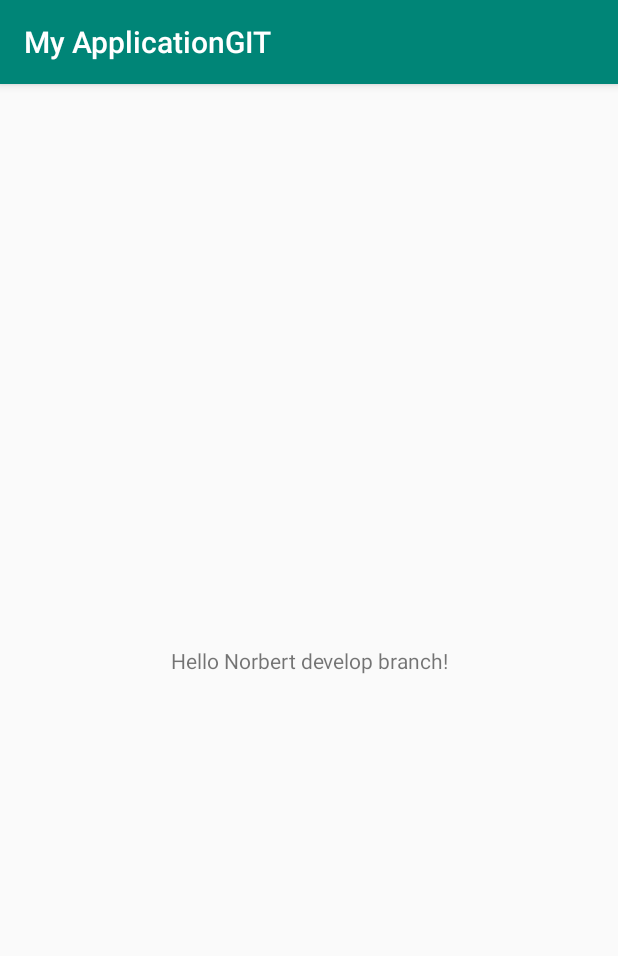
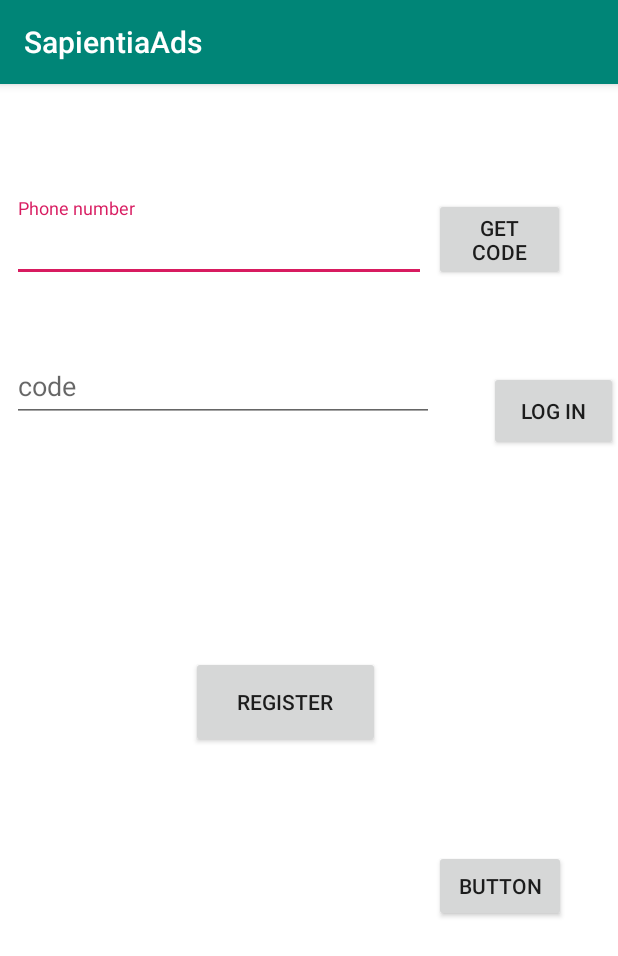
Before and after one commit to geczinorbert/AdsSapientia, an Android app: the screen it shows after launch (MainActivity before the commit, LoginActivity after it), on a phone screen of 412 x 824 dp. Shown: the top 956 px of the screen. Run offline under Robolectric (Android 15) with nearby library versions, the phone set to English and light mode, and no system bars; our stand-ins replace Firebase (no records; nobody signed in at launch, a user with empty details on screens opened directly).

Commit message:
Login fractoring

```diff
--- a/app/src/main/AndroidManifest.xml
+++ b/app/src/main/AndroidManifest.xml
@@ -9,13 +9,16 @@
         android:roundIcon="@mipmap/ic_launcher_round"
         android:supportsRtl="true"
         android:theme="@style/AppTheme">
-        <activity android:name=".MainActivity">
+        <activity android:name=".SplashActivity">
             <intent-filter>
                 <action android:name="android.intent.action.MAIN" />
 
                 <category android:name="android.intent.category.LAUNCHER" />
             </intent-filter>
         </activity>
+        <activity android:name=".LoginActivity" />
+        <activity android:name=".RegisterActivity" />
+        <activity android:name=".MainActivity"></activity>
     </application>
 
 </manifest>
--- /dev/null
+++ b/app/src/main/java/com/example/norbert/myapplicationgit/LoginActivity.java
@@ -0,0 +1,166 @@
+package com.example.norbert.myapplicationgit;
+
+import android.content.Intent;
+import android.support.annotation.NonNull;
+import android.support.v7.app.AppCompatActivity;
+import android.os.Bundle;
+import android.view.View;
+import android.widget.EditText;
+import android.widget.Toast;
+
+import com.google.android.gms.tasks.OnCompleteListener;
+import com.google.android.gms.tasks.Task;
+import com.google.firebase.FirebaseException;
+import com.google.firebase.auth.AuthResult;
+import com.google.firebase.auth.FirebaseAuth;
+import com.google.firebase.auth.FirebaseAuthInvalidCredentialsException;
+import com.google.firebase.auth.PhoneAuthCredential;
+import com.google.firebase.auth.PhoneAuthProvider;
+import com.google.firebase.database.DataSnapshot;
+import com.google.firebase.database.DatabaseError;
+import com.google.firebase.database.DatabaseReference;
+import com.google.firebase.database.FirebaseDatabase;
+import com.google.firebase.database.ValueEventListener;
+
+import java.util.Objects;
+import java.util.concurrent.TimeUnit;
+
+public class LoginActivity extends AppCompatActivity {
+    EditText editTextPhonenumber, editTextCode;
+    FirebaseDatabase database;
+    FirebaseAuth mAuth;
+    DatabaseReference ref;
+    String codeSent;
+    @Override
+    protected void onCreate(Bundle savedInstanceState) {
+        super.onCreate(savedInstanceState);
+        setContentView(R.layout.activity_login);
+
+        mAuth = FirebaseAuth.getInstance();
+        database = FirebaseDatabase.getInstance();
+        ref = database.getReference("User");
+
+        editTextPhonenumber = findViewById(R.id.phoneNumber_editText);
+        editTextCode = findViewById(R.id.code_editText);
+
+        findViewById(R.id.Main_creen).setOnClickListener(new View.OnClickListener() {
+            @Override
+            public void onClick(View view) {
+
+                startActivity(new Intent(getApplicationContext(),MainActivity.class));
+            }
+        });
+
+
+        findViewById(R.id.login_register_button).setOnClickListener(new View.OnClickListener() {
+            @Override
+            public void onClick(View v) {
+                startActivity(new Intent(getApplicationContext(), RegisterActivity.class));
+            }
+        });
+
+        findViewById(R.id.login_Activity_GetCode_Button).setOnClickListener(new View.OnClickListener() {
+            @Override
+            public void onClick(View view) {
+
+                ref.addListenerForSingleValueEvent(new ValueEventListener() {
+                    @Override
+                    public void onDataChange(@NonNull DataSnapshot dataSnapshot) {
+                        User user = new User(editTextPhonenumber.getText().toString());
+                        if (dataSnapshot.child(Objects.requireNonNull(ref.child(user.getPhonenumber()).getKey())).exists()){
+                            Toast.makeText(getApplicationContext(),"You exist",Toast.LENGTH_LONG).show();
+                            sendVerificationCode();
+                        }
+                        else{
+                            Toast.makeText(getApplicationContext(),"Please register first",Toast.LENGTH_LONG).show();
+                        }
+                    }
+
+                    @Override
+                    public void onCancelled(@NonNull DatabaseError databaseError) {
+
+                    }
+                });
+            }
+        });
+
+        findViewById(R.id.login_login_button).setOnClickListener(new View.OnClickListener() {
+            @Override
+            public void onClick(View view) {
+                if(editTextCode.length() == 0) {
+                    Toast.makeText(getApplicationContext(),"Code is empty",Toast.LENGTH_LONG).show();
+                }else {
+                    verifySignInCode();
+                }
+            }
+        });
+
+    }
+
+    private void verifySignInCode(){
+        String code = editTextCode.getText().toString();
+        PhoneAuthCredential credential = PhoneAuthProvider.getCredential(codeSent, code);
+        signInWithPhoneAuthCredential(credential);
+    }
+
+    private void signInWithPhoneAuthCredential(PhoneAuthCredential credential) {
+        mAuth.signInWithCredential(credential)
+                .addOnCompleteListener(this, new OnCompleteListener<AuthResult>() {
+                    @Override
+                    public void onComplete(@NonNull Task<AuthResult> task) {
+                        if (task.isSuccessful()) {
+                            startActivity(new Intent(getApplicationContext(),MainActivity.class));
+                            finish();
+                        } else {
+                            if (task.getException() instanceof FirebaseAuthInvalidCredentialsException) {
+                                // The verification code entered was invalid
+                                Toast.makeText(getApplicationContext(),"Invalid Code",Toast.LENGTH_LONG).show();
+                            }
+                        }
+                    }
+                });
+    }
+
+    private void sendVerificationCode() {
+
+        String phone = editTextPhonenumber.getText().toString();
+
+        if(phone.isEmpty()){
+            editTextPhonenumber.setError("Phone number is required");
+            editTextPhonenumber.requestFocus();
+            return;
+        }
+
+        if(phone.length() < 10){
+            editTextPhonenumber.setError("Enter a valid phonenumber");
+            editTextPhonenumber.requestFocus();
+            return;
+        }
+
+        PhoneAuthProvider.getInstance().verifyPhoneNumber(
+                phone,
+                60,
+                TimeUnit.SECONDS,
+                this,
+                mCallbacks);
+    }
+
+    PhoneAuthProvider.OnVerificationStateChangedCallbacks mCallbacks = new PhoneAuthProvider.OnVerificationStateChangedCallbacks() {
+        @Override
+        public void onVerificationCompleted(PhoneAuthCredential phoneAuthCredential) {
+
+        }
+
+        @Override
+        public void onVerificationFailed(FirebaseException e) {
+
+        }
+
+        @Override
+        public void onCodeSent(String s, PhoneAuthProvider.ForceResendingToken forceResendingToken) {
+            //super.onCodeSent(s, forceResendingToken);
+
+            codeSent = s;
+        }
+    };
+}
--- /dev/null
+++ b/app/src/main/java/com/example/norbert/myapplicationgit/SplashActivity.java
@@ -0,0 +1,33 @@
+package com.example.norbert.myapplicationgit;
+
+import android.content.Intent;
+import android.os.Handler;
+import android.support.v7.app.AppCompatActivity;
+import android.os.Bundle;
+import android.widget.ImageView;
+import android.widget.ProgressBar;
+
+public class SplashActivity extends AppCompatActivity {
+
+    @Override
+    protected void onCreate(Bundle savedInstanceState) {
+        super.onCreate(savedInstanceState);
+        setContentView(R.layout.activity_splash);
+
+
+        ImageView splashimageview = findViewById(R.id.splash_imageView);
+        ProgressBar spashprogresbar = findViewById(R.id.splash_progressBar);
+
+
+
+        new Handler().postDelayed(new Runnable() {
+            @Override
+            public void run() {
+
+                //https://stackoverflow.com/questions/40956556/how-to-keep-login-state-and-logout-state-in-android-firebase
+                startActivity(new Intent(getApplicationContext(),LoginActivity.class));
+                finish();
+            }
+        },4*1000); //4 Second Delay
+    }
+}
--- /dev/null
+++ b/app/src/main/res/layout/activity_login.xml
@@ -0,0 +1,95 @@
+<?xml version="1.0" encoding="utf-8"?>
+<android.support.constraint.ConstraintLayout xmlns:android="http://schemas.android.com/apk/res/android"
+    xmlns:app="http://schemas.android.com/apk/res-auto"
+    xmlns:tools="http://schemas.android.com/tools"
+    android:layout_width="match_parent"
+    android:layout_height="match_parent"
+    android:background="@color/white"
+    tools:context=".LoginActivity">
+
+    <android.support.design.widget.TextInputLayout
+        android:id="@+id/textInputLayout"
+        android:layout_width="276dp"
+        android:layout_height="65dp"
+        android:layout_marginStart="8dp"
+        android:layout_marginTop="76dp"
+        app:layout_constraintStart_toStartOf="parent"
+        app:layout_constraintTop_toTopOf="parent">
+
+        <android.support.design.widget.TextInputEditText
+            android:id="@+id/phoneNumber_editText"
+            android:layout_width="match_parent"
+            android:layout_height="wrap_content"
+            android:colorControlNormal="@color/colorAccent"
+            android:hint="Phone number"
+            android:textColor="@color/colorPrimaryDark" />
+    </android.support.design.widget.TextInputLayout>
+
+    <Button
+        android:id="@+id/login_login_button"
+        android:layout_width="86dp"
+        android:layout_height="53dp"
+        android:layout_marginTop="60dp"
+        android:text="Log In"
+        app:layout_constraintEnd_toEndOf="parent"
+        app:layout_constraintTop_toBottomOf="@+id/login_Activity_GetCode_Button" />
+
+    <Button
+        android:id="@+id/login_register_button"
+        android:layout_width="126dp"
+        android:layout_height="61dp"
+        android:layout_marginStart="127dp"
+        android:layout_marginTop="116dp"
+        android:layout_marginEnd="126dp"
+        android:text="Register"
+        app:layout_constraintEnd_toEndOf="parent"
+        app:layout_constraintHorizontal_bias="0.0"
+        app:layout_constraintStart_toStartOf="parent"
+        app:layout_constraintTop_toBottomOf="@+id/textInputLayout2" />
+
+    <android.support.design.widget.TextInputLayout
+        android:id="@+id/textInputLayout2"
+        android:layout_width="281dp"
+        android:layout_height="96dp"
+        android:layout_marginBottom="184dp"
+        android:layout_marginStart="8dp"
+        android:layout_marginTop="28dp"
+        app:layout_constraintBottom_toTopOf="@+id/login_register_button"
+        app:layout_constraintStart_toStartOf="parent"
+        app:layout_constraintTop_toBottomOf="@+id/textInputLayout">
+
+        <android.support.design.widget.TextInputEditText
+            android:id="@+id/code_editText"
+            android:layout_width="match_parent"
+            android:layout_height="wrap_content"
+            android:hint="code"
+            android:textColor="@color/colorPrimaryDark" />
+    </android.support.design.widget.TextInputLayout>
+
+    <Button
+        android:id="@+id/login_Activity_GetCode_Button"
+        android:layout_width="87dp"
+        android:layout_height="55dp"
+        android:layout_marginEnd="8dp"
+        android:layout_marginStart="5dp"
+        android:layout_marginTop="76dp"
+        android:text="Get Code"
+        app:layout_constraintEnd_toEndOf="parent"
+        app:layout_constraintHorizontal_bias="0.0"
+        app:layout_constraintStart_toEndOf="@+id/textInputLayout"
+        app:layout_constraintTop_toTopOf="parent" />
+
+    <Button
+        android:id="@+id/Main_creen"
+        android:layout_width="wrap_content"
+        android:layout_height="wrap_content"
+        android:layout_marginStart="8dp"
+        android:layout_marginTop="68dp"
+        android:layout_marginEnd="8dp"
+        android:text="Button"
+        app:layout_constraintEnd_toEndOf="parent"
+        app:layout_constraintHorizontal_bias="0.914"
+        app:layout_constraintStart_toStartOf="parent"
+        app:layout_constraintTop_toBottomOf="@+id/login_register_button" />
+
+</android.support.constraint.ConstraintLayout>
--- a/app/src/main/res/layout/activity_main.xml
+++ b/app/src/main/res/layout/activity_main.xml
@@ -3,15 +3,7 @@
     xmlns:app="http://schemas.android.com/apk/res-auto"
     xmlns:tools="http://schemas.android.com/tools"
     android:layout_width="match_parent"
-    android:layout_height="match_parent">
-
-    <TextView
-        android:layout_width="wrap_content"
-        android:layout_height="wrap_content"
-        android:text="Hello Norbert develop branch!"
-        app:layout_constraintBottom_toBottomOf="parent"
-        app:layout_constraintLeft_toLeftOf="parent"
-        app:layout_constraintRight_toRightOf="parent"
-        app:layout_constraintTop_toTopOf="parent" />
+    android:layout_height="match_parent"
+    tools:context=".MainActivity">
 
 </android.support.constraint.ConstraintLayout>
--- a/app/src/main/res/values/colors.xml
+++ b/app/src/main/res/values/colors.xml
@@ -3,4 +3,5 @@
     <color name="colorPrimary">#008577</color>
     <color name="colorPrimaryDark">#00574B</color>
     <color name="colorAccent">#D81B60</color>
+    <color name="white">#FFFFFF</color>
 </resources>
--- a/app/src/main/res/values/strings.xml
+++ b/app/src/main/res/values/strings.xml
@@ -1,3 +1,3 @@
 <resources>
-    <string name="app_name">My ApplicationGIT</string>
+    <string name="app_name">SapientiaAds</string>
 </resources>
--- a/build.gradle
+++ b/build.gradle
@@ -8,6 +8,7 @@ buildscript {
     }
     dependencies {
         classpath 'com.android.tools.build:gradle:3.2.1'
+        classpath 'com.google.gms:google-services:4.0.2'
 
 
         // NOTE: Do not place your application dependencies here; they belong
```
Also changed, not shown: app/build.gradle (+15 -4 lines), app/src/main/java/com/example/norbert/myapplicationgit/RegisterActivity.java (added, +151 -0 lines), app/src/main/java/com/example/norbert/myapplicationgit/User.java (added, +82 -0 lines), app/src/main/res/layout/activity_register.xml (added, +127 -0 lines), app/src/main/res/layout/activity_splash.xml (added, +38 -0 lines), 2 other files.
